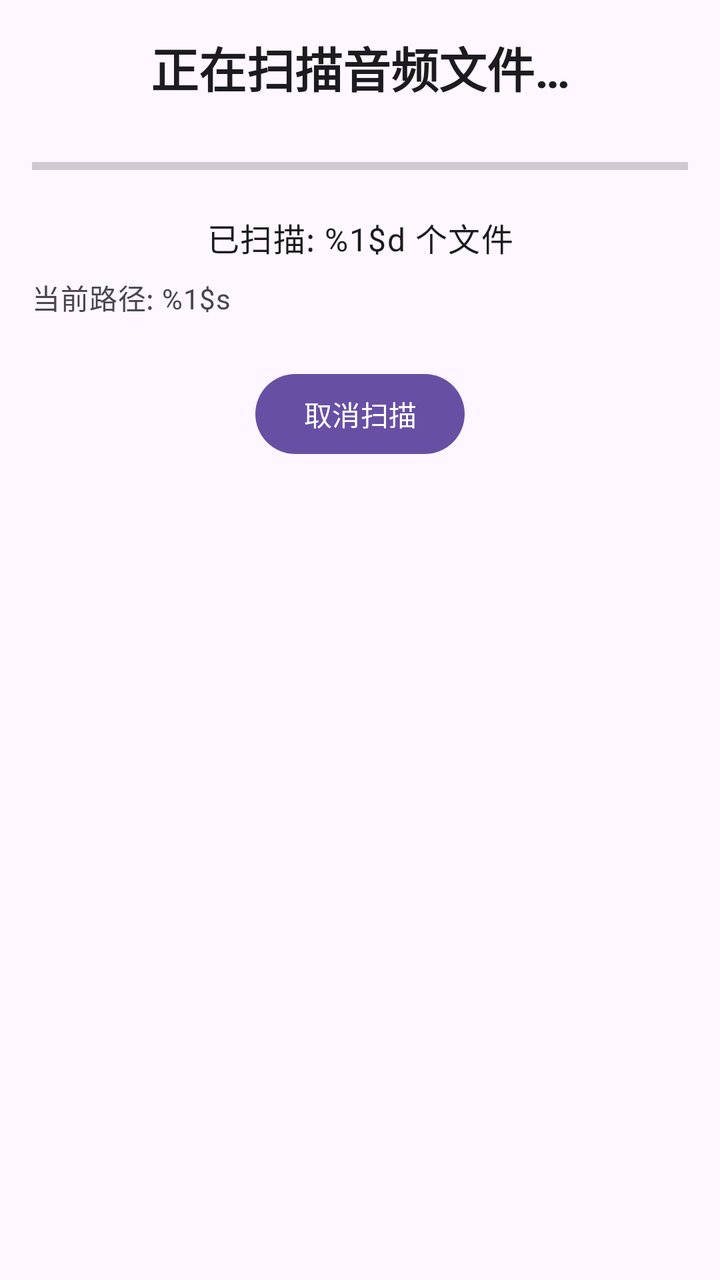
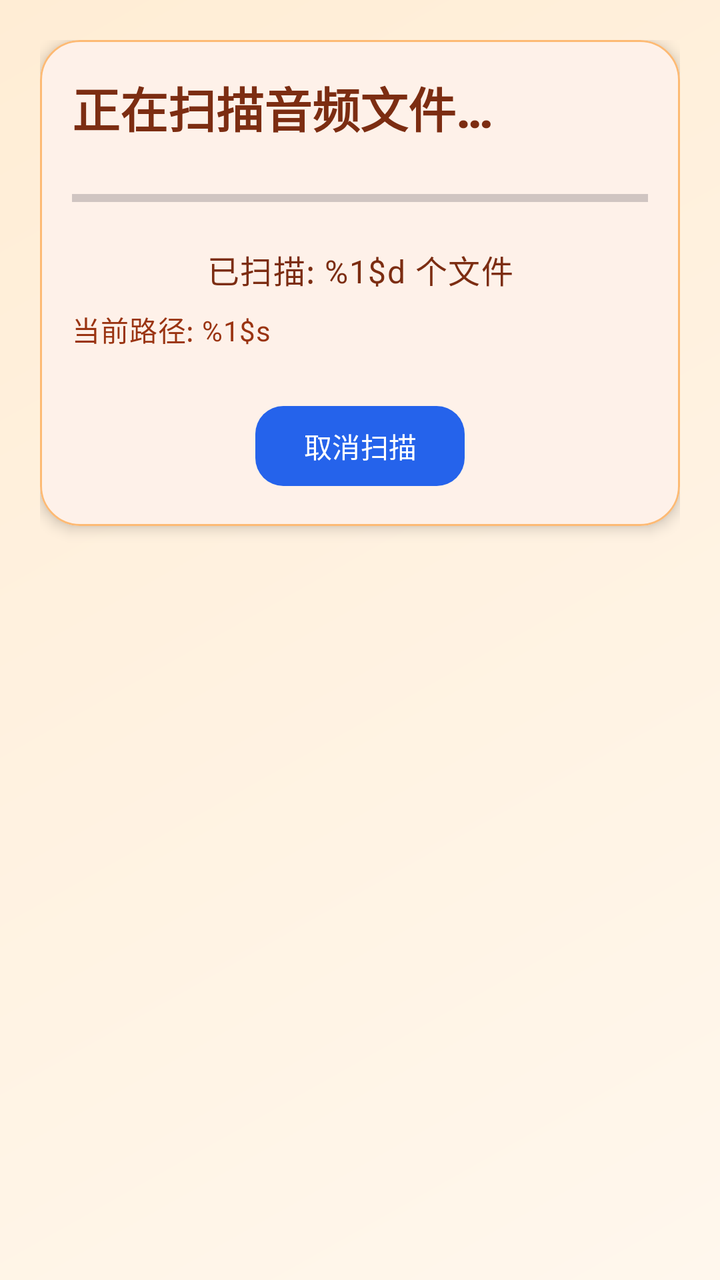

Screens rendered from an Android XML layout before and after an edit, with the pre-edit source and the edit as a unified diff.
<!-- AndroidManifest.xml: application theme Theme.music801 -->
<!-- res/layout/fragment_scan_progress.xml -->
<?xml version="1.0" encoding="utf-8"?>
<androidx.constraintlayout.widget.ConstraintLayout xmlns:android="http://schemas.android.com/apk/res/android"
    xmlns:app="http://schemas.android.com/apk/res-auto"
    xmlns:tools="http://schemas.android.com/tools"
    android:layout_width="match_parent"
    android:layout_height="match_parent"
    android:padding="16dp"
    tools:context=".ui.scan.ScanProgressFragment">

    
    <TextView
        android:id="@+id/titleText"
        android:layout_width="wrap_content"
        android:layout_height="wrap_content"
        android:text="@string/scanning_audio_files"
        android:textAppearance="?attr/textAppearanceHeadline5"
        android:textStyle="bold"
        app:layout_constraintEnd_toEndOf="parent"
        app:layout_constraintStart_toStartOf="parent"
        app:layout_constraintTop_toTopOf="parent" />

    
    <ProgressBar
        android:id="@+id/progressBar"
        style="?android:attr/progressBarStyleHorizontal"
        android:layout_width="0dp"
        android:layout_height="wrap_content"
        android:layout_marginTop="24dp"
        android:max="100"
        android:progress="0"
        android:progressTint="?attr/colorPrimary"
        app:layout_constraintEnd_toEndOf="parent"
        app:layout_constraintStart_toStartOf="parent"
        app:layout_constraintTop_toBottomOf="@id/titleText" />

    
    <TextView
        android:id="@+id/scannedCountText"
        android:layout_width="wrap_content"
        android:layout_height="wrap_content"
        android:layout_marginTop="16dp"
        android:text="@string/scanned_files_count"
        android:textAppearance="?attr/textAppearanceBody1"
        app:layout_constraintEnd_toEndOf="parent"
        app:layout_constraintStart_toStartOf="parent"
        app:layout_constraintTop_toBottomOf="@id/progressBar" />

    
    <TextView
        android:id="@+id/currentPathText"
        android:layout_width="0dp"
        android:layout_height="wrap_content"
        android:layout_marginTop="8dp"
        android:ellipsize="middle"
        android:maxLines="2"
        android:text="@string/current_scanning_path"
        android:textAppearance="?attr/textAppearanceBody2"
        android:textColor="?attr/colorOnSurfaceVariant"
        app:layout_constraintEnd_toEndOf="parent"
        app:layout_constraintStart_toStartOf="parent"
        app:layout_constraintTop_toBottomOf="@id/scannedCountText" />

    
    <TextView
        android:id="@+id/errorText"
        android:layout_width="0dp"
        android:layout_height="wrap_content"
        android:layout_marginTop="16dp"
        android:background="?attr/colorErrorContainer"
        android:padding="12dp"
        android:textAppearance="?attr/textAppearanceBody2"
        android:textColor="?attr/colorOnErrorContainer"
        android:visibility="gone"
        app:layout_constraintEnd_toEndOf="parent"
        app:layout_constraintStart_toStartOf="parent"
        app:layout_constraintTop_toBottomOf="@id/currentPathText" />

    
    <com.google.android.material.button.MaterialButton
        android:id="@+id/cancelButton"
        android:layout_width="wrap_content"
        android:layout_height="wrap_content"
        android:layout_marginTop="24dp"
        android:text="@string/cancel_scan"
        app:layout_constraintEnd_toEndOf="parent"
        app:layout_constraintStart_toStartOf="parent"
        app:layout_constraintTop_toBottomOf="@id/errorText" />

</androidx.constraintlayout.widget.ConstraintLayout>
<!-- resources referenced by this layout -->
<resources>
  <string name="cancel_scan">取消扫描</string>
  <string name="current_scanning_path">当前路径: %1$s</string>
  <string name="scanned_files_count">已扫描: %1$d 个文件</string>
  <string name="scanning_audio_files">正在扫描音频文件…</string>
  <style name="Theme.music801" parent="Base.Theme.music801" />
  <style name="Base.Theme.music801" parent="Theme.Material3.DayNight.NoActionBar">
          
          
      </style>
</resources>

<!-- the commit's change to res/layout/fragment_scan_progress.xml (unified diff, before → after) -->
@@ -4,86 +4,111 @@
     xmlns:tools="http://schemas.android.com/tools"
     android:layout_width="match_parent"
     android:layout_height="match_parent"
-    android:padding="16dp"
+    android:background="@drawable/bg_main_gradient"
+    android:padding="20dp"
     tools:context=".ui.scan.ScanProgressFragment">
 
-    
-    <TextView
-        android:id="@+id/titleText"
-        android:layout_width="wrap_content"
+    <com.google.android.material.card.MaterialCardView
+        android:id="@+id/scanProgressCard"
+        android:layout_width="0dp"
         android:layout_height="wrap_content"
-        android:text="@string/scanning_audio_files"
-        android:textAppearance="?attr/textAppearanceHeadline5"
-        android:textStyle="bold"
+        app:cardBackgroundColor="@color/surface"
+        app:cardCornerRadius="20dp"
+        app:cardElevation="4dp"
+        app:strokeColor="@color/outline"
+        app:strokeWidth="1dp"
         app:layout_constraintEnd_toEndOf="parent"
         app:layout_constraintStart_toStartOf="parent"
-        app:layout_constraintTop_toTopOf="parent" />
+        app:layout_constraintTop_toTopOf="parent">
 
-    
-    <ProgressBar
-        android:id="@+id/progressBar"
-        style="?android:attr/progressBarStyleHorizontal"
-        android:layout_width="0dp"
-        android:layout_height="wrap_content"
-        android:layout_marginTop="24dp"
-        android:max="100"
-        android:progress="0"
-        android:progressTint="?attr/colorPrimary"
-        app:layout_constraintEnd_toEndOf="parent"
-        app:layout_constraintStart_toStartOf="parent"
-        app:layout_constraintTop_toBottomOf="@id/titleText" />
+        <androidx.constraintlayout.widget.ConstraintLayout
+            android:layout_width="match_parent"
+            android:layout_height="wrap_content"
+            android:padding="16dp">
 
-    
-    <TextView
-        android:id="@+id/scannedCountText"
-        android:layout_width="wrap_content"
-        android:layout_height="wrap_content"
-        android:layout_marginTop="16dp"
-        android:text="@string/scanned_files_count"
-        android:textAppearance="?attr/textAppearanceBody1"
-        app:layout_constraintEnd_toEndOf="parent"
-        app:layout_constraintStart_toStartOf="parent"
-        app:layout_constraintTop_toBottomOf="@id/progressBar" />
+            
+            <TextView
+                android:id="@+id/titleText"
+                android:layout_width="0dp"
+                android:layout_height="wrap_content"
+                android:fontFamily="sans-serif-black"
+                android:text="@string/scanning_audio_files"
+                android:textAppearance="?attr/textAppearanceHeadlineSmall"
+                android:textColor="@color/on_surface"
+                app:layout_constraintEnd_toEndOf="parent"
+                app:layout_constraintStart_toStartOf="parent"
+                app:layout_constraintTop_toTopOf="parent" />
 
-    
-    <TextView
-        android:id="@+id/currentPathText"
-        android:layout_width="0dp"
-        android:layout_height="wrap_content"
-        android:layout_marginTop="8dp"
-        android:ellipsize="middle"
-        android:maxLines="2"
-        android:text="@string/current_scanning_path"
-        android:textAppearance="?attr/textAppearanceBody2"
-        android:textColor="?attr/colorOnSurfaceVariant"
-        app:layout_constraintEnd_toEndOf="parent"
-        app:layout_constraintStart_toStartOf="parent"
-        app:layout_constraintTop_toBottomOf="@id/scannedCountText" />
+            
+            <ProgressBar
+                android:id="@+id/progressBar"
+                style="?android:attr/progressBarStyleHorizontal"
+                android:layout_width="0dp"
+                android:layout_height="wrap_content"
+                android:layout_marginTop="20dp"
+                android:indeterminateTint="@color/tertiary"
+                android:max="100"
+                android:progress="0"
+                android:progressTint="@color/tertiary"
+                app:layout_constraintEnd_toEndOf="parent"
+                app:layout_constraintStart_toStartOf="parent"
+                app:layout_constraintTop_toBottomOf="@id/titleText" />
 
-    
-    <TextView
-        android:id="@+id/errorText"
-        android:layout_width="0dp"
-        android:layout_height="wrap_content"
-        android:layout_marginTop="16dp"
-        android:background="?attr/colorErrorContainer"
-        android:padding="12dp"
-        android:textAppearance="?attr/textAppearanceBody2"
-        android:textColor="?attr/colorOnErrorContainer"
-        android:visibility="gone"
-        app:layout_constraintEnd_toEndOf="parent"
-        app:layout_constraintStart_toStartOf="parent"
-        app:layout_constraintTop_toBottomOf="@id/currentPathText" />
+            
+            <TextView
+                android:id="@+id/scannedCountText"
+                android:layout_width="wrap_content"
+                android:layout_height="wrap_content"
+                android:layout_marginTop="16dp"
+                android:text="@string/scanned_files_count"
+                android:textAppearance="?attr/textAppearanceBodyLarge"
+                android:textColor="@color/on_surface"
+                app:layout_constraintEnd_toEndOf="parent"
+                app:layout_constraintStart_toStartOf="parent"
+                app:layout_constraintTop_toBottomOf="@id/progressBar" />
 
-    
-    <com.google.android.material.button.MaterialButton
-        android:id="@+id/cancelButton"
-        android:layout_width="wrap_content"
-        android:layout_height="wrap_content"
-        android:layout_marginTop="24dp"
-        android:text="@string/cancel_scan"
-        app:layout_constraintEnd_toEndOf="parent"
-        app:layout_constraintStart_toStartOf="parent"
-        app:layout_constraintTop_toBottomOf="@id/errorText" />
+            
+            <TextView
+                android:id="@+id/currentPathText"
+                android:layout_width="0dp"
+                android:layout_height="wrap_content"
+                android:layout_marginTop="8dp"
+                android:ellipsize="middle"
+                android:maxLines="2"
+                android:text="@string/current_scanning_path"
+                android:textAppearance="?attr/textAppearanceBodyMedium"
+                android:textColor="@color/on_surface_variant"
+                app:layout_constraintEnd_toEndOf="parent"
+                app:layout_constraintStart_toStartOf="parent"
+                app:layout_constraintTop_toBottomOf="@id/scannedCountText" />
 
+            
+            <TextView
+                android:id="@+id/errorText"
+                android:layout_width="0dp"
+                android:layout_height="wrap_content"
+                android:layout_marginTop="16dp"
+                android:background="@color/error_container"
+                android:padding="12dp"
+                android:textAppearance="?attr/textAppearanceBodyMedium"
+                android:textColor="@color/on_error_container"
+                android:visibility="gone"
+                app:layout_constraintEnd_toEndOf="parent"
+                app:layout_constraintStart_toStartOf="parent"
+                app:layout_constraintTop_toBottomOf="@id/currentPathText" />
+
+            
+            <com.google.android.material.button.MaterialButton
+                android:id="@+id/cancelButton"
+                android:layout_width="wrap_content"
+                android:layout_height="wrap_content"
+                android:layout_marginTop="24dp"
+                android:text="@string/cancel_scan"
+                app:backgroundTint="@color/tertiary"
+                app:cornerRadius="14dp"
+                app:layout_constraintEnd_toEndOf="parent"
+                app:layout_constraintStart_toStartOf="parent"
+                app:layout_constraintTop_toBottomOf="@id/errorText" />
+        </androidx.constraintlayout.widget.ConstraintLayout>
+    </com.google.android.material.card.MaterialCardView>
 </androidx.constraintlayout.widget.ConstraintLayout>
<!-- resource entries referenced after the edit -->
@@ -1,13 +1,63 @@
 <!-- resources referenced by this layout -->
 <resources>
+  <color name="error_container">#FEE2E2</color>
+  <color name="on_error_container">#7F1D1D</color>
+  <color name="on_surface">#7C2D12</color>
+  <color name="on_surface_variant">#9A3412</color>
+  <color name="outline">#FDBA74</color>
+  <color name="surface">#FFFFFF</color>
+  <color name="tertiary">#2563EB</color>
+  <!-- drawable bg_main_gradient (drawable) -->
+  <?xml version="1.0" encoding="utf-8"?>
+  <shape xmlns:android="http://schemas.android.com/apk/res/android">
+      <gradient
+          android:angle="135"
+          android:endColor="@color/surface_variant"
+          android:startColor="@color/background" />
+  </shape>
   <string name="cancel_scan">取消扫描</string>
   <string name="current_scanning_path">当前路径: %1$s</string>
   <string name="scanned_files_count">已扫描: %1$d 个文件</string>
   <string name="scanning_audio_files">正在扫描音频文件…</string>
   <style name="Theme.music801" parent="Base.Theme.music801" />
+  <color name="surface_variant">#FFEDD5</color>
+  <color name="background">#FFF7ED</color>
   <style name="Base.Theme.music801" parent="Theme.Material3.DayNight.NoActionBar">
-          
-          
+          <item name="colorPrimary">@color/primary</item>
+          <item name="colorOnPrimary">@color/on_primary</item>
+          <item name="colorPrimaryContainer">@color/primary_container</item>
+          <item name="colorOnPrimaryContainer">@color/on_primary_container</item>
+          <item name="colorSecondary">@color/secondary</item>
+          <item name="colorOnSecondary">@color/on_secondary</item>
+          <item name="colorSecondaryContainer">@color/secondary_container</item>
+          <item name="colorOnSecondaryContainer">@color/on_secondary_container</item>
+          <item name="colorTertiary">@color/tertiary</item>
+          <item name="colorOnTertiary">@color/on_tertiary</item>
+          <item name="android:colorBackground">@color/background</item>
+          <item name="colorOnBackground">@color/on_background</item>
+          <item name="colorSurface">@color/surface</item>
+          <item name="colorOnSurface">@color/on_surface</item>
+          <item name="colorSurfaceVariant">@color/surface_variant</item>
+          <item name="colorOnSurfaceVariant">@color/on_surface_variant</item>
+          <item name="colorOutline">@color/outline</item>
+          <item name="colorError">@color/error</item>
+          <item name="colorOnError">@color/on_error</item>
+          <item name="colorErrorContainer">@color/error_container</item>
+          <item name="colorOnErrorContainer">@color/on_error_container</item>
+          <item name="android:statusBarColor">@color/background</item>
+          <item name="android:navigationBarColor">@color/background</item>
       </style>
+  <color name="primary">#F97316</color>
+  <color name="on_primary">#FFFFFF</color>
+  <color name="primary_container">#FED7AA</color>
+  <color name="on_primary_container">#7C2D12</color>
+  <color name="secondary">#FB923C</color>
+  <color name="on_secondary">#3B1D0A</color>
+  <color name="secondary_container">#FFEDD5</color>
+  <color name="on_secondary_container">#7C2D12</color>
+  <color name="on_tertiary">#FFFFFF</color>
+  <color name="on_background">#9A3412</color>
+  <color name="error">#DC2626</color>
+  <color name="on_error">#FFFFFF</color>
 </resources>
 
